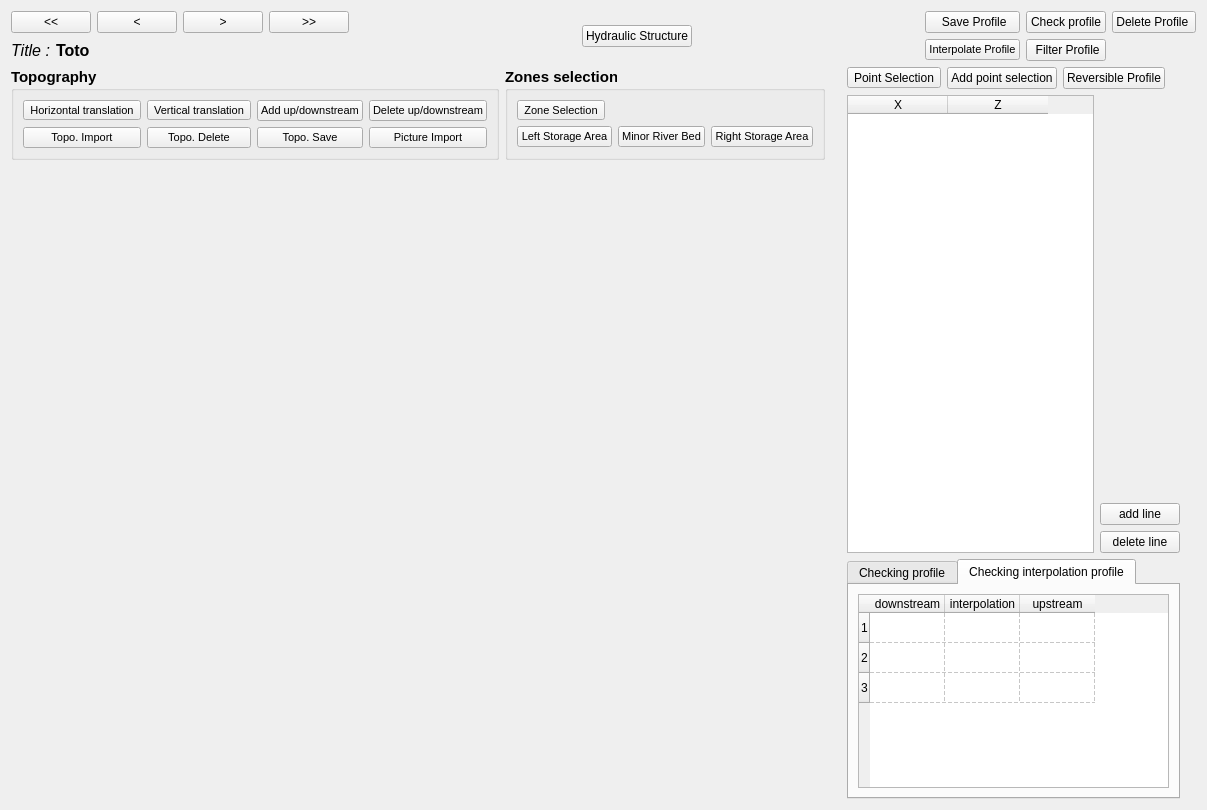
This is ui/graphProfil.ui in Artelia/Mascaret as Qt 5 draws it before an edit. The edited form follows.
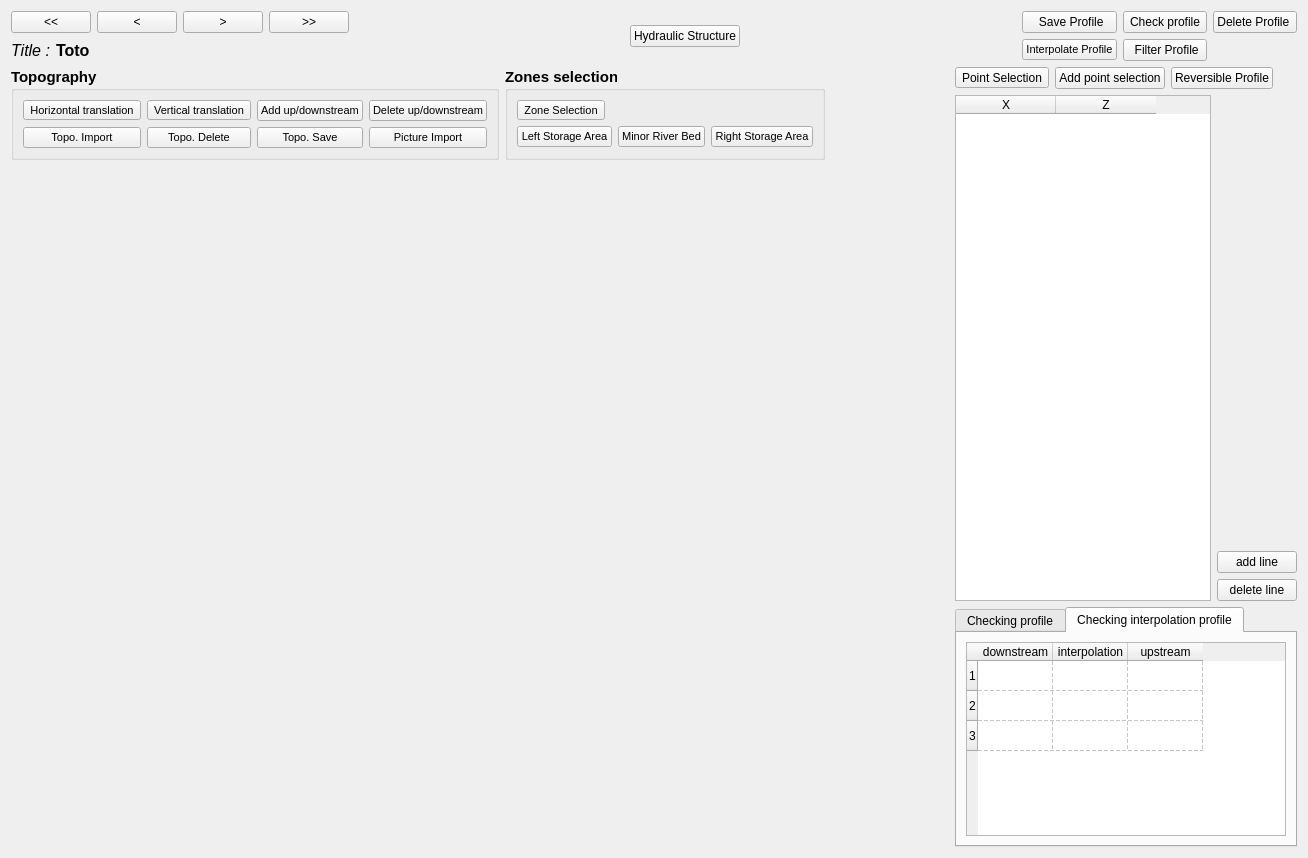
This is the edited form. Icons and pictures are not drawn.

Commit message: fixe resize the profile graph

Patch:
```diff
--- a/ui/graphProfil.ui
+++ b/ui/graphProfil.ui
@@ -9,8 +9,8 @@
    <rect>
     <x>0</x>
     <y>0</y>
-    <width>1207</width>
-    <height>810</height>
+    <width>1308</width>
+    <height>858</height>
    </rect>
   </property>
   <property name="acceptDrops">
@@ -511,9 +511,12 @@
                <property name="orientation">
                 <enum>Qt::Horizontal</enum>
                </property>
+               <property name="sizeType">
+                <enum>QSizePolicy::Maximum</enum>
+               </property>
                <property name="sizeHint" stdset="0">
                 <size>
-                 <width>40</width>
+                 <width>500</width>
                  <height>20</height>
                 </size>
                </property>
@@ -554,6 +557,9 @@
           <layout class="QHBoxLayout" name="horizontalLayout_10">
            <item>
             <layout class="QGridLayout" name="gridLayout">
+             <property name="sizeConstraint">
+              <enum>QLayout::SetMinimumSize</enum>
+             </property>
              <item row="0" column="0">
               <widget class="QToolButton" name="btTools_point_selection">
                <property name="text">
@@ -619,7 +625,7 @@
            <item>
             <widget class="QTableWidget" name="tableWidget">
              <property name="sizePolicy">
-              <sizepolicy hsizetype="Expanding" vsizetype="Expanding">
+              <sizepolicy hsizetype="Minimum" vsizetype="Minimum">
                <horstretch>0</horstretch>
                <verstretch>0</verstretch>
               </sizepolicy>
@@ -643,6 +649,9 @@
                <property name="orientation">
                 <enum>Qt::Vertical</enum>
                </property>
+               <property name="sizeType">
+                <enum>QSizePolicy::Expanding</enum>
+               </property>
                <property name="sizeHint" stdset="0">
                 <size>
                  <width>20</width>
@@ -790,19 +799,6 @@
          </item>
         </layout>
        </item>
-       <item>
-        <spacer name="horizontalSpacer">
-         <property name="orientation">
-          <enum>Qt::Horizontal</enum>
-         </property>
-         <property name="sizeHint" stdset="0">
-          <size>
-           <width>40</width>
-           <height>20</height>
-          </size>
-         </property>
-        </spacer>
-       </item>
       </layout>
      </item>
     </layout>
```
Left out of the diff: 12 changed lines with no effect on the pictures.
